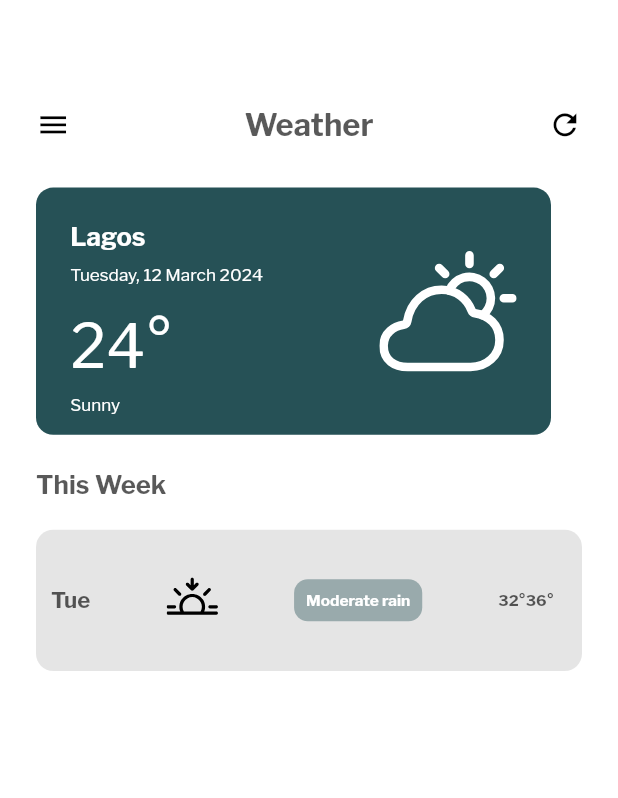
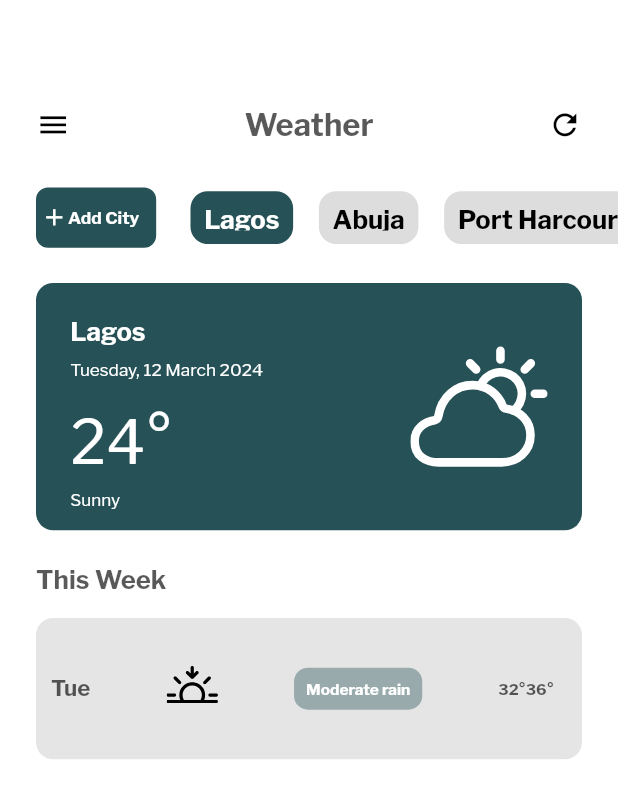
Before and after one commit to kekule15/weather, a Flutter app: the screen it shows after launch, on a phone screen of 412 x 824 dp. Shown: the top 798 px of the screen. Run offline on Flutter 3.47's test engine with Material 3 defaults, Android fonts, the phone set to English and light mode, and no system bars; drawn by our look-alikes of loader_overlay; our stand-ins replace dio, flutter_riverpod, flutter_screenutil, flutter_spinkit, flutter_svg, fluttertoast and 6 more; accounts and stored records are empty.

Commit message:
updated city weather widget to contain only the city name

```diff
--- a/lib/viewmodel/weather_vm.dart
+++ b/lib/viewmodel/weather_vm.dart
@@ -12,11 +12,14 @@ class WeatherDataViewModel extends BaseViewModel {
   // ignore: overridden_fields
   final Ref ref;
 
-  WeatherDataViewModel(this.ref) : super(ref){
+  WeatherDataViewModel(this.ref) : super(ref) {
     //pullAndPushCityList();
   }
 
   var hiveKeyId = "weather";
+
+  CityDataModel selectedCity =
+      CityDataModel(name: "Lagos", lat: 6.4550, long: 3.3841);
 
   List<CityDataModel> storedCityList = [
     CityDataModel(name: "Lagos", lat: 6.4550, long: 3.3841),
@@ -73,5 +76,8 @@ class WeatherDataViewModel extends BaseViewModel {
     AppLogger.logg("Local data $storedCityList");
   }
 
-
+  void selectCity({required CityDataModel city}) {
+    selectedCity = city;
+    notifyListeners();
+  }
 }
--- a/lib/views/city_list.dart
+++ b/lib/views/city_list.dart
@@ -21,7 +21,7 @@ class _CityListViewState extends ConsumerState<CityListView> {
   Widget build(BuildContext context) {
     var viewmodel = ref.watch(weatherDataProvider);
 
-    var cityDataList = viewmodel.storedCityList;
+    var cityDataList = viewmodel.cityDataList;
 
     // THE CUSTOME WIDGET THAT DISPLAYS LIST OF PRODUCT EITHER FROM THE SEARCHED DATA OR FROM THE MAIN DATA SOUTCE
     Widget businessTypeListWidget(int index, List<CityDataModel> myList) {
--- a/lib/views/home.dart
+++ b/lib/views/home.dart
@@ -1,11 +1,13 @@
 import 'package:flutter/material.dart';
 import 'package:flutter_riverpod/flutter_riverpod.dart';
 import 'package:flutter_screenutil/flutter_screenutil.dart';
+import 'package:weather/providers/weather_data_provider.dart';
 import 'package:weather/style/appColors.dart';
 import 'package:weather/utils/constvalues.dart';
-import 'package:weather/utils/images.dart';
 import 'package:weather/utils/svgs.dart';
 import 'package:weather/views/city_list.dart';
+import 'package:weather/widgets/city_card_widget.dart';
+import 'package:weather/widgets/city_weather_widget.dart';
 import 'package:weather/widgets/image_widgets.dart';
 import 'package:weather/widgets/single_text_line_widget.dart';
 
@@ -14,6 +16,7 @@ class HomeView extends ConsumerWidget {
 
   @override
   Widget build(BuildContext context, WidgetRef ref) {
+    var viewmodel = ref.watch(weatherDataProvider);
     return Scaffold(
       body: Stack(
         children: [
@@ -30,18 +33,7 @@ class HomeView extends ConsumerWidget {
                   mainAxisAlignment: MainAxisAlignment.spaceBetween,
                   children: [
                     InkWell(
-                      onTap: () {
-                        showModalBottomSheet(
-                          context: context,
-                          isDismissible: false,
-                          showDragHandle: true,
-                          isScrollControlled: true,
-                          enableDrag: true,
-                          builder: (BuildContext context) {
-                            return const CityListView();
-                          },
-                        );
-                      },
+                      onTap: () {},
                       child: Icon(
                         Icons.menu,
                         size: 20.w,
@@ -62,64 +54,82 @@ class HomeView extends ConsumerWidget {
               SizedBox(
                 height: 25.h,
               ),
-              Container(
-                height: 140.h,
-                width: MediaQuery.sizeOf(context).width / 1.2,
-                margin: const EdgeInsets.only(left: generalHorizontalPadding),
+              Row(
+                children: [
+                  Row(
+                    children: [
+                      InkWell(
+                        onTap: () {
+                          showModalBottomSheet(
+                            context: context,
+                            isDismissible: false,
+                            showDragHandle: true,
+                            isScrollControlled: true,
+                            enableDrag: true,
+                            builder: (BuildContext context) {
+                              return const CityListView();
+                            },
+                          );
+                        },
+                        child: Container(
+                            height: 35.w,
+                            width: 70.w,
+                            margin: EdgeInsets.only(
+                                left: generalHorizontalPadding, right: 5.w),
                             decoration: BoxDecoration(
                                 color: AppColors.themeGreen,
-                  borderRadius: BorderRadius.circular(10.r),
-                ),
+                                borderRadius: BorderRadius.circular(7.r),
+                                border:
+                                    Border.all(color: AppColors.themeGreen)),
                             child: Padding(
-                  padding: EdgeInsets.all(20.w),
+                              padding: const EdgeInsets.all(2.0),
                               child: Row(
-                    mainAxisAlignment: MainAxisAlignment.spaceBetween,
                                 children: [
-                      Column(
-                        crossAxisAlignment: CrossAxisAlignment.start,
-                        children: [
-                          SingleTextLineWidget(
-                            text: "Lagos",
-                            size: 15.sp,
-                            weight: FontWeight.bold,
+                                  Icon(
+                                    Icons.add,
+                                    size: 16.w,
                                     color: AppColors.white,
                                   ),
-                          SizedBox(
-                            height: 6.h,
-                          ),
                                   SingleTextLineWidget(
-                            text: "Tuesday, 12 March 2024",
+                                    text: "Add City",
                                     size: 10.sp,
-                            color: AppColors.white,
-                          ),
-                          SizedBox(
-                            height: 15.h,
-                          ),
-                          SingleTextLineWidget(
-                            text: "24\u00B0",
-                            size: 35.sp,
-                            color: AppColors.white,
-                          ),
-                          SizedBox(
-                            height: 6.h,
-                          ),
-                          SingleTextLineWidget(
-                            text: "Sunny",
-                            size: 10.sp,
+                                    weight: FontWeight.bold,
                                     color: AppColors.white,
                                   ),
                                 ],
                               ),
-                      SvgImage(
-                        asset: sunIconSVG,
-                        width: 80.w,
-                        height: 80.w,
-                        color: AppColors.white,
-                      )
+                            )),
+                      ),
                     ],
+                  ),
+                  Expanded(
+                    child: SizedBox(
+                      height: 30.h,
+                      child: ListView(
+                        scrollDirection: Axis.horizontal,
+                        children: List.generate(viewmodel.storedCityList.length,
+                            (index) {
+                          var data = viewmodel.storedCityList[index];
+                          return Padding(
+                            padding:  EdgeInsets.only(left: 15.w),
+                            child: CityWeatherWidget(
+                              onTap: () {
+                                viewmodel.selectCity(city: data);
+                              },
+                              data: data,
+                              selected: viewmodel.selectedCity.name == data.name,
+                            ),
+                          );
+                        }),
                       ),
                     ),
                   ),
+                ],
+              ),
+              SizedBox(
+                height: 20.h,
+              ),
+              CityCardWidget(),
               SizedBox(
                 height: 20.h,
               ),
@@ -139,7 +149,7 @@ class HomeView extends ConsumerWidget {
           ),
           Padding(
             padding: EdgeInsets.only(
-                top: 300.h,
+                top: 350.h,
                 left: generalHorizontalPadding,
                 right: generalHorizontalPadding),
             child: ListView(
--- a/lib/views/splash.dart
+++ b/lib/views/splash.dart
@@ -5,6 +5,7 @@ import 'package:go_router/go_router.dart';
 import 'package:weather/style/appColors.dart';
 import 'package:weather/utils/images.dart';
 import 'package:weather/utils/router.dart';
+import 'package:weather/utils/svgs.dart';
 import 'package:weather/widgets/image_widgets.dart';
 
 class SplashView extends ConsumerStatefulWidget {
@@ -31,7 +32,7 @@ class _SplashViewState extends ConsumerState<SplashView>
         curve: const Interval(0.0, 1.0, curve: Curves.easeOut))
       ..addStatusListener((AnimationStatus status) {
         if (status == AnimationStatus.completed) {
-          context.push(AppRouter.homeRoute);
+          context.pushReplacement(AppRouter.homeRoute);
         }
       }));
 
@@ -52,11 +53,11 @@ class _SplashViewState extends ConsumerState<SplashView>
     return Scaffold(
         backgroundColor: AppColors.themeGreen,
         body: Center(
-          child: ImageWidget(
-            asset: splashLogoIcon,
-            height: 100.w,
-            width: 100.w,
-          ),
-        ));
+            child: SvgImage(
+          asset: sunIconSVG,
+          width: 100.w,
+          height: 100.w,
+          color: AppColors.white,
+        )));
   }
 }
--- /dev/null
+++ b/lib/widgets/city_card_widget.dart
@@ -0,0 +1,74 @@
+import 'package:flutter/material.dart';
+import 'package:flutter_riverpod/flutter_riverpod.dart';
+import 'package:flutter_screenutil/flutter_screenutil.dart';
+import 'package:weather/style/appColors.dart';
+import 'package:weather/utils/constvalues.dart';
+import 'package:weather/utils/svgs.dart';
+import 'package:weather/widgets/image_widgets.dart';
+import 'package:weather/widgets/single_text_line_widget.dart';
+
+class CityCardWidget extends ConsumerWidget {
+  const CityCardWidget({super.key});
+
+  @override
+  Widget build(BuildContext context, WidgetRef ref) {
+    return Container(
+      height: 140.h,
+      width: MediaQuery.sizeOf(context).width,
+      margin: const EdgeInsets.symmetric(horizontal: generalHorizontalPadding),
+      decoration: BoxDecoration(
+        color: AppColors.themeGreen,
+        borderRadius: BorderRadius.circular(10.r),
+      ),
+      child: Padding(
+        padding: EdgeInsets.all(20.w),
+        child: Row(
+          mainAxisAlignment: MainAxisAlignment.spaceBetween,
+          children: [
+            Column(
+              crossAxisAlignment: CrossAxisAlignment.start,
+              children: [
+                SingleTextLineWidget(
+                  text: "Lagos",
+                  size: 15.sp,
+                  weight: FontWeight.bold,
+                  color: AppColors.white,
+                ),
+                SizedBox(
+                  height: 6.h,
+                ),
+                SingleTextLineWidget(
+                  text: "Tuesday, 12 March 2024",
+                  size: 10.sp,
+                  color: AppColors.white,
+                ),
+                SizedBox(
+                  height: 15.h,
+                ),
+                SingleTextLineWidget(
+                  text: "24\u00B0",
+                  size: 35.sp,
+                  color: AppColors.white,
+                ),
+                SizedBox(
+                  height: 6.h,
+                ),
+                SingleTextLineWidget(
+                  text: "Sunny",
+                  size: 10.sp,
+                  color: AppColors.white,
+                ),
+              ],
+            ),
+            SvgImage(
+              asset: sunIconSVG,
+              width: 80.w,
+              height: 80.w,
+              color: AppColors.white,
+            )
+          ],
+        ),
+      ),
+    );
+  }
+}
--- /dev/null
+++ b/lib/widgets/city_weather_widget.dart
@@ -0,0 +1,45 @@
+import 'package:flutter/material.dart';
+import 'package:flutter_riverpod/flutter_riverpod.dart';
+import 'package:flutter_screenutil/flutter_screenutil.dart';
+import 'package:weather/model/city_data_model.dart';
+import 'package:weather/style/appColors.dart';
+import 'package:weather/utils/constvalues.dart';
+import 'package:weather/widgets/single_text_line_widget.dart';
+
+class CityWeatherWidget extends ConsumerWidget {
+  final CityDataModel data;
+  final bool selected;
+  final VoidCallback onTap;
+  const CityWeatherWidget(
+      {required this.data, required this.selected,required this.onTap, super.key});
+
+  @override
+  Widget build(BuildContext context, WidgetRef ref) {
+    return InkWell(
+      onTap: ()=> onTap() ,
+      child: Container(
+        height: 30.h,
+
+        decoration: BoxDecoration(
+          color:
+              selected ? AppColors.themeGreen : AppColors.gray.withOpacity(0.4),
+          borderRadius: BorderRadius.circular(10.r),
+        ),
+        child: Padding(
+          padding: EdgeInsets.all(8.w),
+          child: Row(
+            mainAxisAlignment: MainAxisAlignment.spaceBetween,
+            children: [
+              SingleTextLineWidget(
+                text: data.name,
+                size: 15.sp,
+                weight: FontWeight.bold,
+                color: selected ? AppColors.white : AppColors.black,
+              ),
+            ],
+          ),
+        ),
+      ),
+    );
+  }
+}
--- a/pubspec.yaml
+++ b/pubspec.yaml
@@ -38,6 +38,7 @@ dependencies:
   path: ^1.8.3
   path_provider:
   pinput: ^4.0.0
+  flutter_carousel_widget: ^2.2.0
 
 dev_dependencies:
   flutter_test:
```
Also changed, not shown: pubspec.lock. Lines whose indentation alone changed are shown as unchanged.
